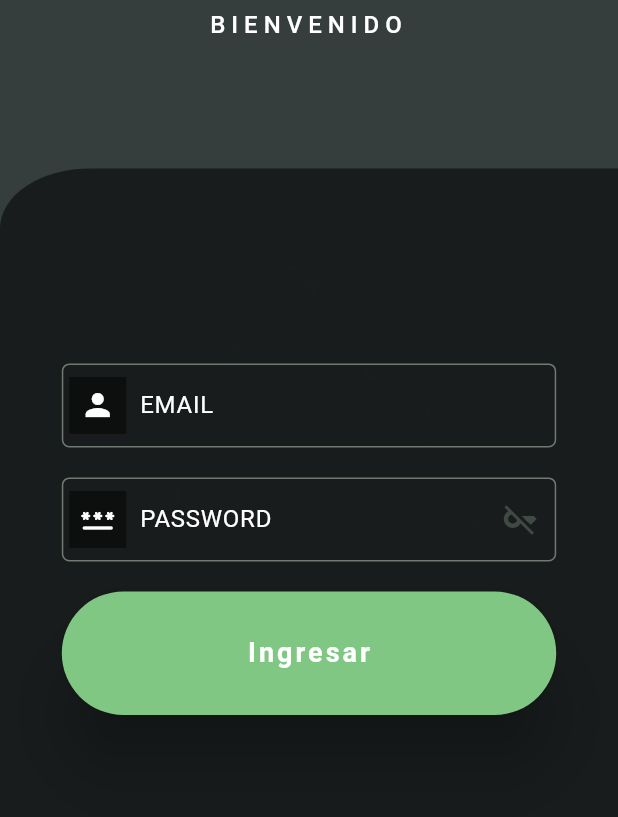
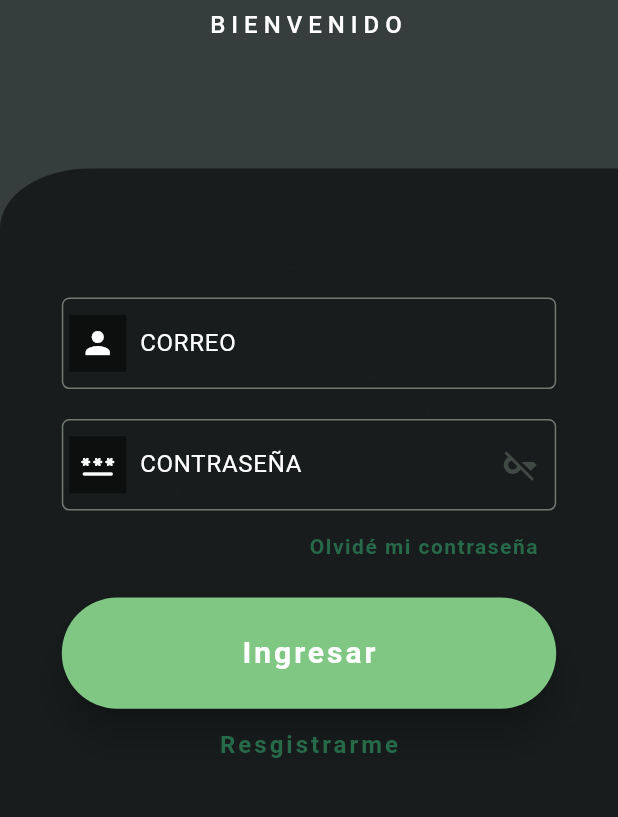
Before and after one commit to IngAndresRincon/HermeticidadAPP, a Flutter app: the screen it shows after launch, on a phone screen of 412 x 824 dp, the part 326-1143 px from its top. Run offline on Flutter 3.47's test engine with Material 2 defaults, Android fonts, the light colour scheme and no system bars; our stand-ins replace fluttertoast.

Commit message:
Solicitud Login con Api
Se agrega la funcionalidad de consumir una Api para el login.

```diff
--- /dev/null
+++ b/lib/Models/models.dart
@@ -0,0 +1,29 @@
+class UserModel {
+  late int id;
+  late String nombre;
+  late String rol;
+  late String guid;
+  late String fecha;
+  late String ip;
+  late bool activo;
+
+  UserModel(
+      {required this.id,
+      required this.nombre,
+      required this.rol,
+      required this.guid,
+      required this.fecha,
+      required this.ip,
+      required this.activo});
+
+  factory UserModel.fromJson(Map<String, dynamic> json) {
+    return UserModel(
+        id: json['Id'],
+        nombre: json['Nombre'],
+        rol: json['Rol'],
+        guid: json['GUID'],
+        fecha: json['Fecha'],
+        ip: json['Ip'],
+        activo: json['Activo']);
+  }
+}
--- a/lib/Page/loginPage.dart
+++ b/lib/Page/loginPage.dart
@@ -1,6 +1,9 @@
+import 'dart:convert';
+
 import 'package:flutter/material.dart';
-
+import 'package:hermeticidadapp/Models/models.dart';
 import '../Tools/complements.dart';
+import '../Tools/functions.dart';
 import '../Widgets/elevatebutton.dart';
 import '../Widgets/textField.dart';
 
@@ -14,9 +17,40 @@ class LoginPage extends StatefulWidget {
 class _LoginPageState extends State<LoginPage> {
   bool obscurePassword = true;
   IconData iconSuffix = Icons.key_off;
+
   @override
   void initState() {
     super.initState();
+  }
+
+  void funtionButtonLogin(BuildContext context, Map<String, dynamic> map) {
+    showDialogLoad(context);
+    postLogin(jsonEncode(map)).then((value) {
+      Navigator.pop(context);
+      if (value != "500") {
+        List<dynamic> dynamicData = jsonDecode(value);
+        List<UserModel> dataUser =
+            dynamicData.map((item) => UserModel.fromJson(item)).toList();
+        if (dataUser.isNotEmpty) {
+          if (dataUser[0].activo) {
+            nombreUsuarioGlobal = dataUser[0].nombre;
+            rolUsuarioGlobal = dataUser[0].rol;
+            tokenUsuarioGlobal = dataUser[0].guid;
+            idUsuarioGlobal = dataUser[0].id;
+            fechaIngresoUsuario = dataUser[0].fecha;
+            Navigator.pushReplacementNamed(context, 'home');
+          } else {
+            showMessageTOAST(context, "Usuario no activo", Colors.red.shade700);
+          }
+        } else {
+          showMessageTOAST(
+              context, "No se encuentra ningún usuario", Colors.red.shade700);
+        }
+      } else {
+        showMessageTOAST(
+            context, "No se pudo procesar la solicitud", Colors.red.shade700);
+      }
+    });
   }
 
   @override
@@ -75,9 +109,10 @@ class _LoginPageState extends State<LoginPage> {
                   mainAxisSize: MainAxisSize.max,
                   children: [
                     CustomerTextFieldLogin(
+                      width: .8,
                       bsuffixIcon: false,
                       icondata: Icons.person,
-                      label: "EMAIL",
+                      label: "CORREO",
                       obscure: false,
                       onTapSuffixIcon: () {},
                       suffixIcon: iconSuffix,
@@ -88,9 +123,10 @@ class _LoginPageState extends State<LoginPage> {
                       height: 20,
                     ),
                     CustomerTextFieldLogin(
+                      width: .8,
                       bsuffixIcon: true,
                       icondata: Icons.password_rounded,
-                      label: "PASSWORD",
+                      label: "CONTRASEÑA",
                       obscure: obscurePassword,
                       onTapSuffixIcon: () {
                         setState(() {
@@ -107,18 +143,55 @@ class _LoginPageState extends State<LoginPage> {
                       texteditingcontroller: controllerPassword,
                       textinputtype: TextInputType.text,
                     ),
+                    SizedBox(
+                      width: getScreenSize(context).width * .8,
+                      child: Align(
+                        alignment: Alignment.centerRight,
+                        child: TextButton(
+                            onPressed: () {},
+                            child: const Text(
+                              "Olvidé mi contraseña",
+                              style: TextStyle(
+                                  fontWeight: FontWeight.bold,
+                                  // decoration: TextDecoration.underline,
+                                  // decorationColor: Colors.green.shade400,
+                                  fontSize: 14,
+                                  letterSpacing: 1),
+                            )),
+                      ),
+                    ),
                     const SizedBox(
-                      height: 20,
+                      height: 10,
                     ),
                     CustomerElevateButton(
-                        onPressed: () {
-                          Navigator.pushNamed(context, 'home');
+                        onPressed: () async {
+                          if (controllerEmail.text.isEmpty ||
+                              controllerPassword.text.isEmpty) {
+                            showMessageTOAST(context, "Campos no validos",
+                                Colors.red.shade700);
+                            return;
+                          }
+
+                          Map<String, dynamic> mapDataUser = {
+                            'Usuario': controllerEmail.text,
+                            'Contrasena': controllerPassword.text
+                          };
+                          funtionButtonLogin(context, mapDataUser);
                         },
                         width: .8,
-                        height: .1,
+                        height: .09,
                         texto: "Ingresar",
                         colorTexto: Colors.white,
                         colorButton: Colors.green.shade300),
+                    TextButton(
+                        onPressed: () {},
+                        child: const Text(
+                          "Resgistrarme",
+                          style: TextStyle(
+                              fontWeight: FontWeight.bold,
+                              fontSize: 16,
+                              letterSpacing: 2),
+                        )),
                   ],
                 ),
               ),
--- a/lib/Widgets/elevateButton.dart
+++ b/lib/Widgets/elevateButton.dart
@@ -26,12 +26,12 @@ class CustomerElevateButton extends StatelessWidget {
       child: ElevatedButton(
           onPressed: onPressed,
           style: ElevatedButton.styleFrom(
-              elevation: 20, backgroundColor: colorButton),
+              elevation: 10, backgroundColor: colorButton),
           child: Text(
             texto,
             style: TextStyle(
                 color: colorTexto,
-                fontSize: 18,
+                fontSize: 20,
                 letterSpacing: 2,
                 fontWeight: FontWeight.bold),
           )),
--- a/lib/Widgets/textField.dart
+++ b/lib/Widgets/textField.dart
@@ -11,6 +11,7 @@ class CustomerTextFieldLogin extends StatelessWidget {
   final bool bsuffixIcon;
   final IconData suffixIcon;
   final VoidCallback onTapSuffixIcon;
+  final double width;
 
   const CustomerTextFieldLogin(
       {super.key,
@@ -21,17 +22,20 @@ class CustomerTextFieldLogin extends StatelessWidget {
       required this.texteditingcontroller,
       required this.bsuffixIcon,
       required this.onTapSuffixIcon,
-      required this.suffixIcon});
+      required this.suffixIcon,
+      required this.width});
 
   @override
   Widget build(BuildContext context) {
     return SizedBox(
-      width: getScreenSize(context).width * 0.8,
+      width: getScreenSize(context).width * width,
       child: TextField(
+        controller: texteditingcontroller,
         keyboardType: textinputtype,
         obscureText: obscure,
-        style: const TextStyle(color: Colors.white, fontSize: 16),
+        style: const TextStyle(color: Colors.white, fontSize: 14),
         decoration: InputDecoration(
+            contentPadding: const EdgeInsets.all(20),
             prefixIcon: Container(
               margin: const EdgeInsets.all(5),
               color: Colors.black45,
--- a/pubspec.yaml
+++ b/pubspec.yaml
@@ -35,6 +35,8 @@ dependencies:
   # The following adds the Cupertino Icons font to your application.
   # Use with the CupertinoIcons class for iOS style icons.
   cupertino_icons: ^1.0.2
+  http: ^1.1.0
+  fluttertoast: ^8.2.2
 
 dev_dependencies:
   flutter_test:
```
Also changed, not shown: lib/Page/homePage.dart (+54 -20 lines), lib/Tools/complements.dart (+33 -0 lines), lib/Tools/functions.dart (added, +31 -0 lines), pubspec.lock, 1 other file.
